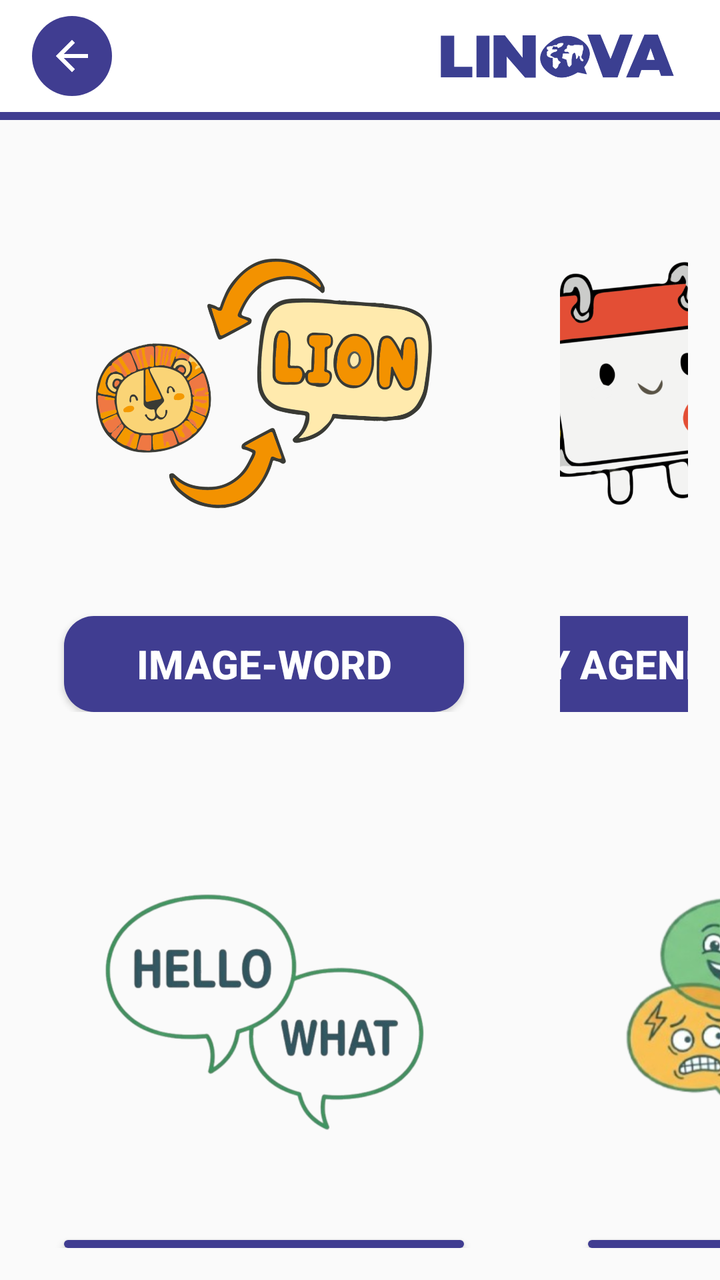
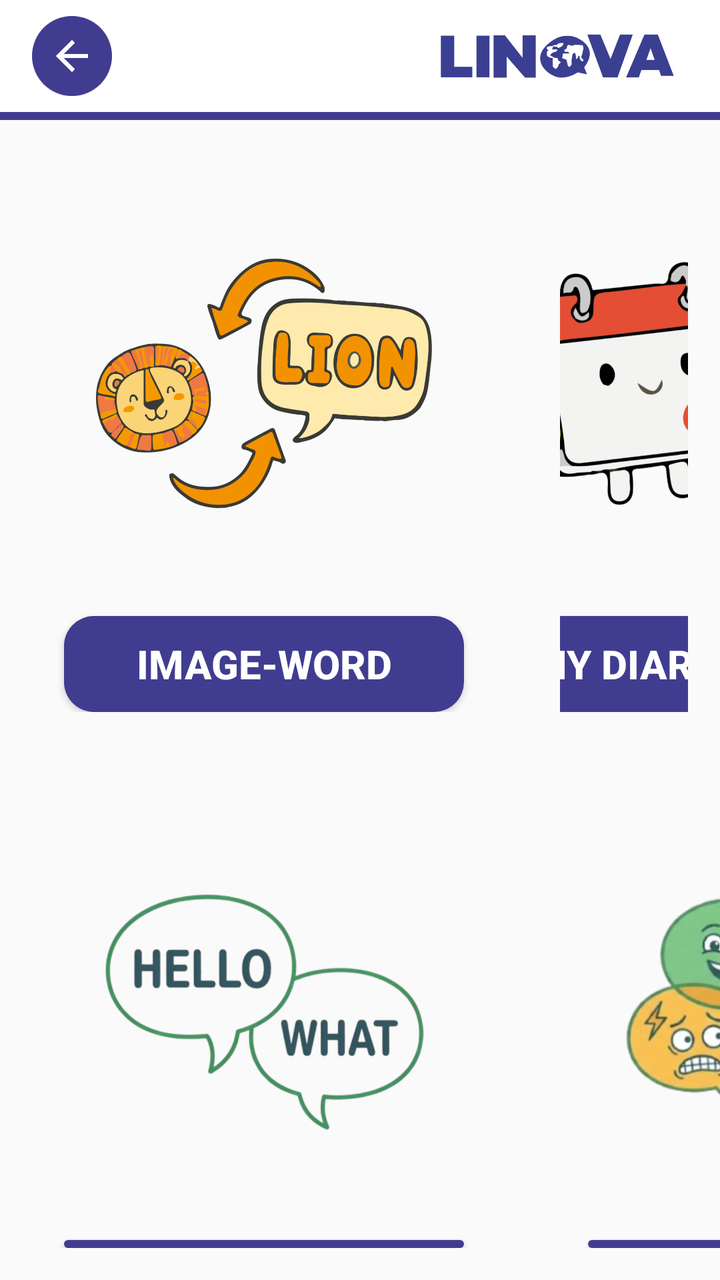

Screens rendered from an Android XML layout before and after an edit, with the pre-edit source and the edit as a unified diff.
<!-- AndroidManifest.xml: activity theme AppTheme -->
<!-- res/layout/activity_main.xml -->
<?xml version="1.0" encoding="utf-8"?>
<androidx.appcompat.widget.LinearLayoutCompat xmlns:android="http://schemas.android.com/apk/res/android"
    xmlns:app="http://schemas.android.com/apk/res-auto"
    xmlns:tools="http://schemas.android.com/tools"
    android:layout_width="match_parent"
    android:layout_height="match_parent"
    android:orientation="vertical"
    tools:context=".MainActivity">
    <include layout="@layout/toolbar"/>



    <LinearLayout
        android:layout_width="wrap_content"
        android:layout_height="wrap_content"
        android:orientation="horizontal"
        android:layout_gravity="center">

        <LinearLayout
            android:layout_width="wrap_content"
            android:layout_height="wrap_content"
            android:layout_gravity="center"
            android:orientation="vertical"
            android:gravity="center"
            android:padding="16dp">

            <ImageButton
                android:id="@+id/imgasociacionimagenpalabra"
                android:layout_margin="16dp"
                android:layout_width="200dp"
                android:layout_height="200dp"
                android:scaleType="centerInside"
                android:contentDescription="imgasociacionimagenpalabra"
                android:src="@drawable/imageword"
                android:background="?attr/selectableItemBackgroundBorderless"
                android:padding="16dp"
                android:clickable="true"
            />

            <Button
                android:id="@+id/asociacionimagenpalabra"
                android:layout_width="200dp"
                android:layout_height="wrap_content"
                android:text="IMAGE-WORD"
                android:background="@drawable/button_rounded"
                android:textColor="@color/colorWhite"
                android:textAllCaps="false"
                android:textStyle="bold"
                android:textSize="20sp"
                android:clickable="true"
                android:gravity="center"/>

        </LinearLayout>

        <LinearLayout
            android:layout_width="wrap_content"
            android:layout_height="wrap_content"
            android:layout_gravity="center"
            android:orientation="vertical"
            android:gravity="center"
            android:padding="16dp">

            <ImageButton
                android:id="@+id/imgagenda"
                android:layout_margin="16dp"
                android:layout_width="200dp"
                android:layout_height="200dp"
                android:scaleType="centerInside"
                android:contentDescription="imgagenda"
                android:src="@drawable/agenda"
                android:background="?attr/selectableItemBackgroundBorderless"
                android:padding="16dp"
                android:clickable="true"
                />

            <Button
                android:id="@+id/agenda"
                android:layout_width="200dp"
                android:layout_height="wrap_content"
                android:text="MY AGENDA"
                android:background="@drawable/button_rounded"
                android:textColor="@color/colorWhite"
                android:textAllCaps="false"
                android:textStyle="bold"
                android:textSize="20sp"
                android:gravity="center"/>

        </LinearLayout>

        <LinearLayout
            android:layout_width="wrap_content"
            android:layout_height="wrap_content"
            android:layout_gravity="center"
            android:orientation="vertical"
            android:gravity="center"
            android:padding="16dp">

            <ImageButton
                android:id="@+id/imgcolores"
                android:layout_margin="16dp"
                android:layout_width="200dp"
                android:layout_height="200dp"
                android:scaleType="centerInside"
                android:contentDescription="imgcolores"
                android:src="@drawable/colores"
                android:background="?attr/selectableItemBackgroundBorderless"
                android:padding="16dp"
                android:clickable="true"
                />

            <Button
                android:id="@+id/colores"
                android:layout_width="200dp"
                android:layout_height="wrap_content"
                android:text="COLOURS"
                android:background="@drawable/button_rounded"
                android:textColor="@color/colorWhite"
                android:textAllCaps="false"
                android:textStyle="bold"
                android:textSize="20sp"
                android:gravity="center"/>

        </LinearLayout>

    </LinearLayout>

    <LinearLayout
        android:layout_width="wrap_content"
        android:layout_height="wrap_content"
        android:orientation="horizontal"
        android:layout_gravity="center">

    <LinearLayout
        android:layout_width="wrap_content"
        android:layout_height="wrap_content"
        android:layout_gravity="center"
        android:orientation="vertical"
        android:gravity="center"
        android:padding="16dp">

        <ImageButton
            android:id="@+id/imgconversacion"
            android:layout_margin="16dp"
            android:layout_width="200dp"
            android:layout_height="200dp"
            android:scaleType="centerInside"
            android:contentDescription="imgcolores"
            android:src="@drawable/conversation"
            android:background="?attr/selectableItemBackgroundBorderless"
            android:padding="16dp"
            android:clickable="true"
            />

        <Button
            android:id="@+id/conversacion"
            android:layout_width="200dp"
            android:layout_height="wrap_content"
            android:text="CONVERSATION"
            android:background="@drawable/button_rounded"
            android:textColor="@color/colorWhite"
            android:textAllCaps="false"
            android:textStyle="bold"
            android:textSize="20sp"
            android:gravity="center"/>

    </LinearLayout>

    <LinearLayout
        android:layout_width="260dp"
        android:layout_height="wrap_content"
        android:layout_gravity="center"
        android:gravity="center"
        android:orientation="vertical"
        android:padding="16dp">

        <ImageButton
            android:id="@+id/emocionesimg"
            android:layout_width="200dp"
            android:layout_height="200dp"
            android:layout_margin="16dp"
            android:background="?attr/selectableItemBackgroundBorderless"
            android:clickable="true"
            android:contentDescription="imgasociacionimagenpalabra"
            android:padding="16dp"
            android:scaleType="centerInside"
            android:src="@drawable/emotions" />

        <Button
            android:id="@+id/emociones"
            android:layout_width="200dp"
            android:layout_height="wrap_content"
            android:background="@drawable/button_rounded"
            android:clickable="true"
            android:gravity="center"
            android:text="EMOTIONS"
            android:textAllCaps="false"
            android:textColor="@color/colorWhite"
            android:textSize="20sp"
            android:textStyle="bold" />

    </LinearLayout>

    <LinearLayout
        android:layout_width="260dp"
        android:layout_height="wrap_content"
        android:layout_gravity="center"
        android:gravity="center"
        android:orientation="vertical"
        android:padding="16dp">

        <ImageButton
            android:id="@+id/sayit"
            android:layout_width="200dp"
            android:layout_height="200dp"
            android:layout_margin="16dp"
            android:background="?attr/selectableItemBackgroundBorderless"
            android:clickable="true"
            android:contentDescription="imgasociacionimagenpalabra"
            android:padding="16dp"
            android:scaleType="centerInside"
            android:src="@drawable/sayit" />

        <Button
            android:id="@+id/sayitbutton"
            android:layout_width="200dp"
            android:layout_height="wrap_content"
            android:background="@drawable/button_rounded"
            android:clickable="true"
            android:gravity="center"
            android:text="SAY IT!"
            android:textAllCaps="false"
            android:textColor="@color/colorWhite"
            android:textSize="20sp"
            android:textStyle="bold" />

    </LinearLayout>

    </LinearLayout>



</androidx.appcompat.widget.LinearLayoutCompat>
<!-- res/layout/toolbar.xml (included above) -->
<?xml version="1.0" encoding="utf-8"?>
<com.google.android.material.appbar.AppBarLayout
    xmlns:android="http://schemas.android.com/apk/res/android"
    android:layout_width="match_parent"
    android:layout_height="wrap_content"
    android:background="@android:color/white"
    android:elevation="0dp"
    android:stateListAnimator="@null">

    <androidx.appcompat.widget.Toolbar
        android:id="@+id/toolbar"
        android:layout_width="match_parent"
        android:layout_height="?attr/actionBarSize"
        android:background="@android:color/white">

        
        <ImageButton
            android:id="@+id/btnBack"
            android:layout_width="40dp"
            android:layout_height="40dp"
            android:layout_gravity="start|center_vertical"
            android:layout_marginStart="12dp"
            android:background="@drawable/arrow_button"
            android:padding="8dp"
            android:src="@drawable/baseline_arrow_back_24"
            android:contentDescription="Volver"/>

        
        <ImageView
            android:id="@+id/imgRight"
            android:layout_width="120dp"
            android:layout_height="40dp"
            android:layout_gravity="end|center_vertical"
            android:layout_marginEnd="22dp"
            android:src="@drawable/logo"/>

    </androidx.appcompat.widget.Toolbar>

    
    <View
        android:layout_width="match_parent"
        android:layout_height="4dp"
        android:background="@color/colorPurple"/>

</com.google.android.material.appbar.AppBarLayout>
<!-- resources referenced by this layout -->
<resources>
  <color name="colorPurple">#403D91</color>
  <color name="colorWhite">#FFFFFF</color>
  <!-- drawable agenda: png bitmap (drawable, 138889 bytes) -->
  <!-- drawable arrow_button (drawable) -->
  <layer-list xmlns:android="http://schemas.android.com/apk/res/android">
  
      
      <item>
          <shape android:shape="oval">
              <size
                  android:width="40dp"
                  android:height="40dp"/>
              <solid android:color="@color/colorPurple"/>
          </shape>
      </item>
  
      
      <item
          android:drawable="@drawable/baseline_arrow_back_24"
          android:gravity="center"/>
  </layer-list>
  <!-- drawable baseline_arrow_back_24 (drawable) -->
  <vector xmlns:android="http://schemas.android.com/apk/res/android" android:autoMirrored="true" android:height="24dp" android:tint="#FFFFFF" android:viewportHeight="24" android:viewportWidth="24" android:width="24dp">
        
      <path android:fillColor="@android:color/white" android:pathData="M20,11H7.83l5.59,-5.59L12,4l-8,8 8,8 1.41,-1.41L7.83,13H20v-2z"/>
      
  </vector>
  <!-- drawable button_rounded (drawable) -->
  <?xml version="1.0" encoding="utf-8"?>
  <shape xmlns:android="http://schemas.android.com/apk/res/android"
      android:shape="rectangle">
      <corners android:radius="15dp" />
      <padding
          android:left="8dp"
          android:top="8dp"
          android:right="8dp"
          android:bottom="8dp" />
      <solid android:color="@color/colorPurple" />
  </shape>
  <!-- drawable colores: png bitmap (drawable, 198235 bytes) -->
  <!-- drawable conversation: png bitmap (drawable, 263392 bytes) -->
  <!-- drawable emotions: png bitmap (drawable, 419791 bytes) -->
  <!-- drawable imageword: png bitmap (drawable, 193938 bytes) -->
  <!-- drawable logo: png bitmap (drawable, 20298 bytes) -->
  <!-- drawable sayit: png bitmap (drawable, 190473 bytes) -->
  <style name="AppTheme" parent="Theme.AppCompat.Light.NoActionBar">
  
      </style>
</resources>

<!-- the commit's change to res/layout/activity_main.xml (unified diff, before → after) -->
@@ -77,7 +77,7 @@
                 android:id="@+id/agenda"
                 android:layout_width="200dp"
                 android:layout_height="wrap_content"
-                android:text="MY AGENDA"
+                android:text="MY DIARY"
                 android:background="@drawable/button_rounded"
                 android:textColor="@color/colorWhite"
                 android:textAllCaps="false"
